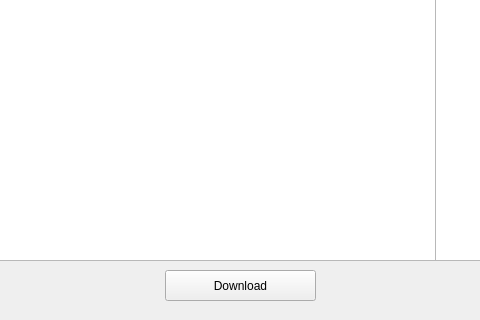
Qt form client/ui/filedownload.ui (pechpo/What-s-up) before a commit; both pictures show x 105 to 585 and y 240 to 560 of the 747 by 560 pixel window.
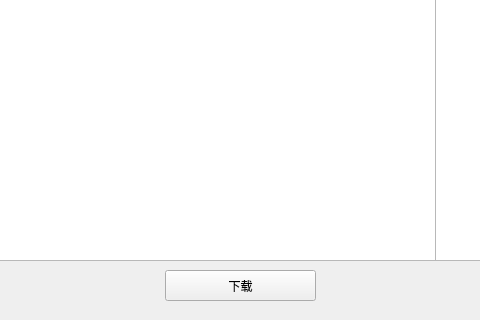
The same form after that commit.

Patch:
```diff
--- a/client/ui/filedownload.ui
+++ b/client/ui/filedownload.ui
@@ -51,7 +51,7 @@
     </rect>
    </property>
    <property name="text">
-    <string>Download</string>
+    <string>下载</string>
    </property>
   </widget>
   <widget class="QListWidget" name="senderList">
```
